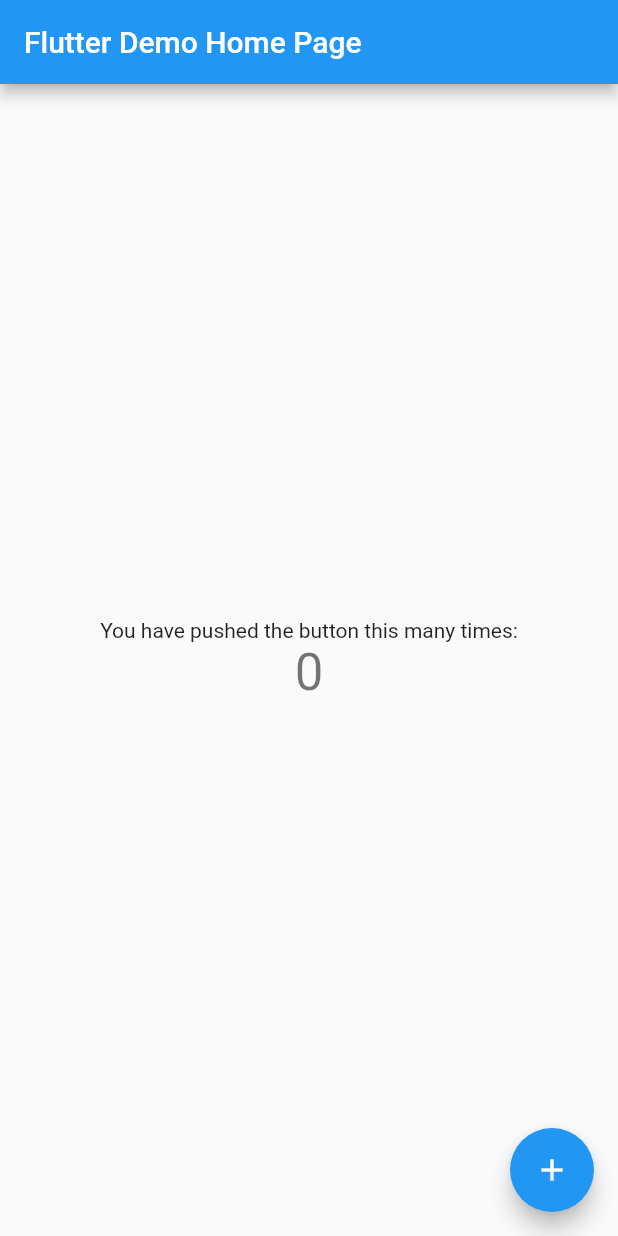
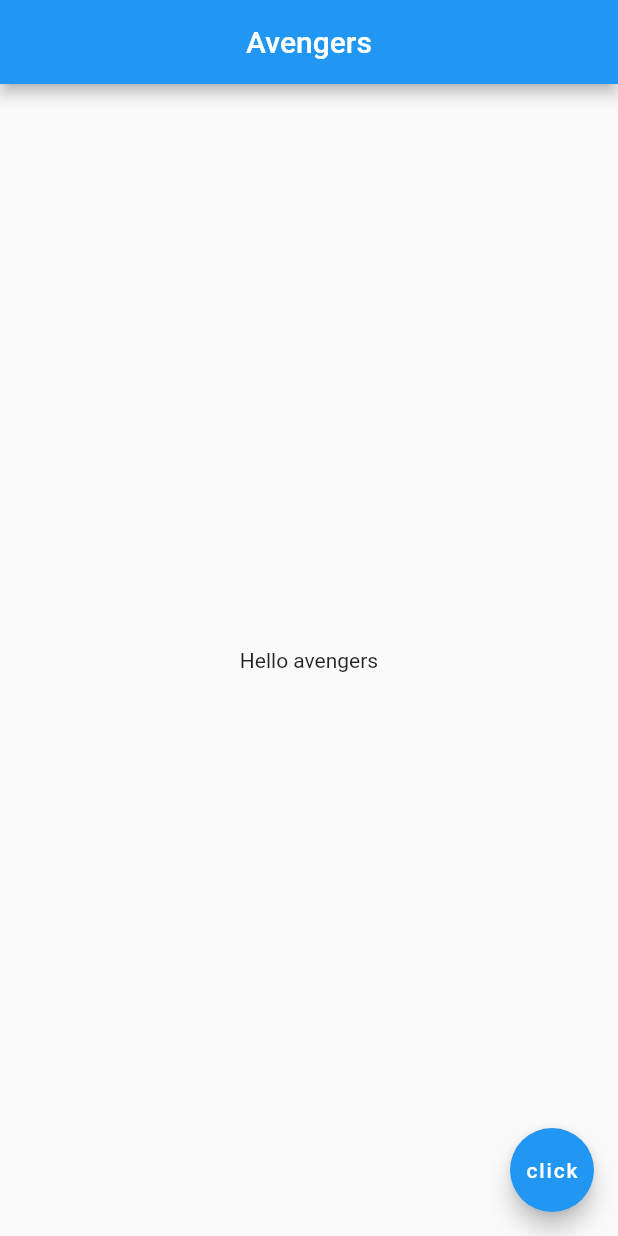
Before and after one commit to kharioki/Intro_to_flutter, a Flutter app: the screen it shows after launch, on a phone screen of 412 x 824 dp. Run offline on Flutter 3.47's test engine with Material 2 defaults, Android fonts, the phone set to English and light mode, and no system bars.

Commit message:
simple scaffold widget with appbar, body and fab

```diff
--- a/lib/main.dart
+++ b/lib/main.dart
@@ -1,111 +1,17 @@
 import 'package:flutter/material.dart';
 
-void main() => runApp(MyApp());
-
-class MyApp extends StatelessWidget {
-  // This widget is the root of your application.
-  @override
-  Widget build(BuildContext context) {
-    return MaterialApp(
-      title: 'Flutter Demo',
-      theme: ThemeData(
-        // This is the theme of your application.
-        //
-        // Try running your application with "flutter run". You'll see the
-        // application has a blue toolbar. Then, without quitting the app, try
-        // changing the primarySwatch below to Colors.green and then invoke
-        // "hot reload" (press "r" in the console where you ran "flutter run",
-        // or simply save your changes to "hot reload" in a Flutter IDE).
-        // Notice that the counter didn't reset back to zero; the application
-        // is not restarted.
-        primarySwatch: Colors.blue,
-      ),
-      home: MyHomePage(title: 'Flutter Demo Home Page'),
-    );
-  }
-}
-
-class MyHomePage extends StatefulWidget {
-  MyHomePage({Key key, this.title}) : super(key: key);
-
-  // This widget is the home page of your application. It is stateful, meaning
-  // that it has a State object (defined below) that contains fields that affect
-  // how it looks.
-
-  // This class is the configuration for the state. It holds the values (in this
-  // case the title) provided by the parent (in this case the App widget) and
-  // used by the build method of the State. Fields in a Widget subclass are
-  // always marked "final".
-
-  final String title;
-
-  @override
-  _MyHomePageState createState() => _MyHomePageState();
-}
-
-class _MyHomePageState extends State<MyHomePage> {
-  int _counter = 0;
-
-  void _incrementCounter() {
-    setState(() {
-      // This call to setState tells the Flutter framework that something has
-      // changed in this State, which causes it to rerun the build method below
-      // so that the display can reflect the updated values. If we changed
-      // _counter without calling setState(), then the build method would not be
-      // called again, and so nothing would appear to happen.
-      _counter++;
-    });
-  }
-
-  @override
-  Widget build(BuildContext context) {
-    // This method is rerun every time setState is called, for instance as done
-    // by the _incrementCounter method above.
-    //
-    // The Flutter framework has been optimized to make rerunning build methods
-    // fast, so that you can just rebuild anything that needs updating rather
-    // than having to individually change instances of widgets.
-    return Scaffold(
-      appBar: AppBar(
-        // Here we take the value from the MyHomePage object that was created by
-        // the App.build method, and use it to set our appbar title.
-        title: Text(widget.title),
-      ),
-      body: Center(
-        // Center is a layout widget. It takes a single child and positions it
-        // in the middle of the parent.
-        child: Column(
-          // Column is also a layout widget. It takes a list of children and
-          // arranges them vertically. By default, it sizes itself to fit its
-          // children horizontally, and tries to be as tall as its parent.
-          //
-          // Invoke "debug painting" (press "p" in the console, choose the
-          // "Toggle Debug Paint" action from the Flutter Inspector in Android
-          // Studio, or the "Toggle Debug Paint" command in Visual Studio Code)
-          // to see the wireframe for each widget.
-          //
-          // Column has various properties to control how it sizes itself and
-          // how it positions its children. Here we use mainAxisAlignment to
-          // center the children vertically; the main axis here is the vertical
-          // axis because Columns are vertical (the cross axis would be
-          // horizontal).
-          mainAxisAlignment: MainAxisAlignment.center,
-          children: <Widget>[
-            Text(
-              'You have pushed the button this many times:',
-            ),
-            Text(
-              '$_counter',
-              style: Theme.of(context).textTheme.display1,
-            ),
-          ],
+void main() => runApp(MaterialApp(
+      home: Scaffold(
+        appBar: AppBar(
+          title: Text('Avengers'),
+          centerTitle: true,
+        ),
+        body: Center(
+          child: Text('Hello avengers'),
+        ),
+        floatingActionButton: FloatingActionButton(
+          onPressed: () {},
+          child: Text('click'),
         ),
       ),
-      floatingActionButton: FloatingActionButton(
-        onPressed: _incrementCounter,
-        tooltip: 'Increment',
-        child: Icon(Icons.add),
-      ), // This trailing comma makes auto-formatting nicer for build methods.
-    );
-  }
-}
+    ));
```
Also changed, not shown: 1 other file.
